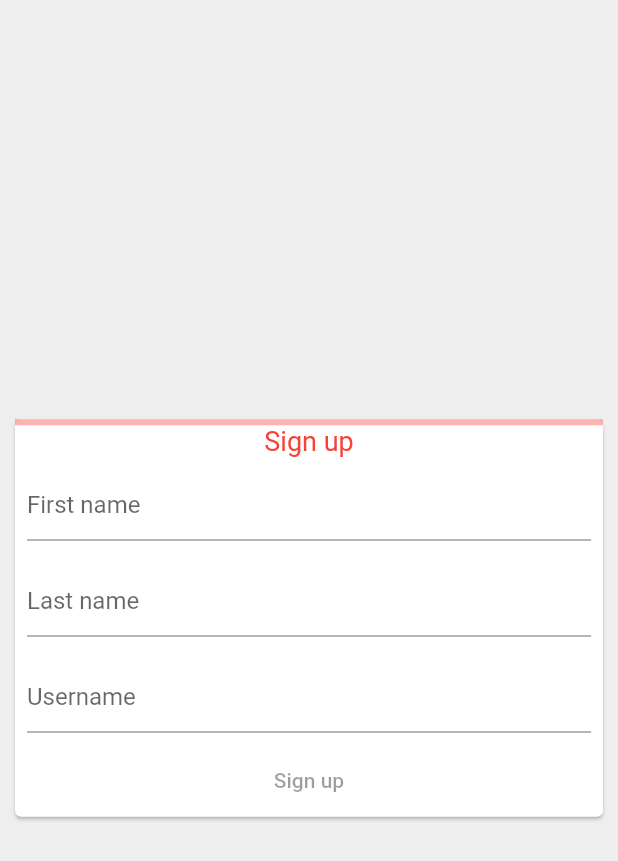
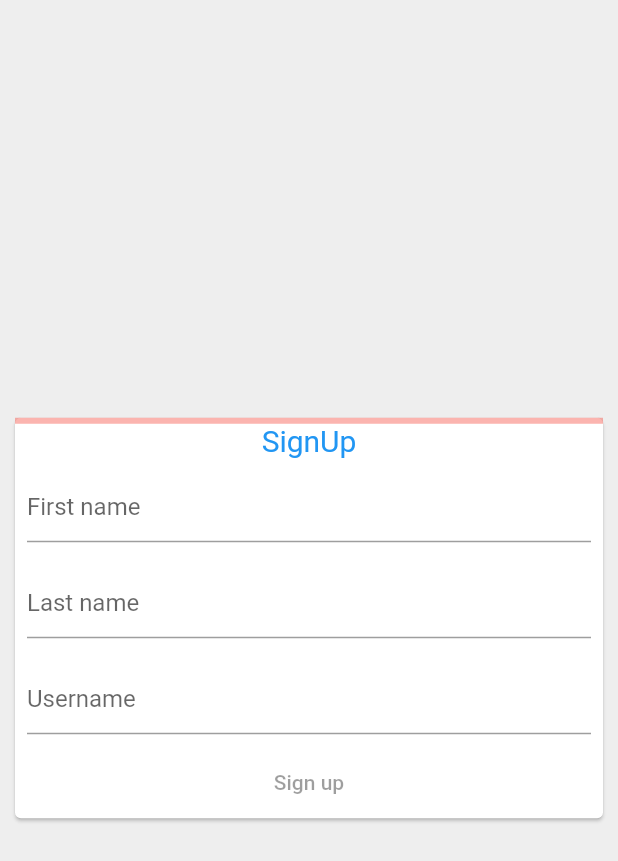
Before and after one commit to mohitkarnajawala/flutter-web-project, a Flutter app: the screen it shows after launch, on a phone screen of 412 x 824 dp. Shown: the top 861 px of the screen. Run offline on Flutter 3.47's test engine with Material 2 defaults, Android fonts, the light colour scheme and no system bars.

Commit message:
update the text font

```diff
--- a/lib/main.dart
+++ b/lib/main.dart
@@ -205,7 +205,7 @@ class _SignUpFormState extends State<SignUpForm> {
         mainAxisSize: MainAxisSize.min,
         children: [
           AnimatedProgressIndicator(value: _formProgress),
-          Text('Sign up', style: TextStyle(fontStyle: FontStyle.normal,fontSize: 18,color: Colors.red)),
+          Text('SignUp', style: TextStyle(fontStyle: FontStyle.normal,fontSize: 20,color: Colors.blue)),
 
           Padding(
             padding: const EdgeInsets.all(8.0),
@@ -234,7 +234,7 @@ class _SignUpFormState extends State<SignUpForm> {
                 return states.contains(MaterialState.disabled) ? null : Colors.white;
               }),
               backgroundColor: MaterialStateProperty.resolveWith((Set<MaterialState> states) {
-                return states.contains(MaterialState.disabled) ? null : Colors.green;
+                return states.contains(MaterialState.disabled) ? null : Colors.red;
               }),
             ),
             onPressed: _formProgress == 1 ? _showWelcomeScreen : null,
```
